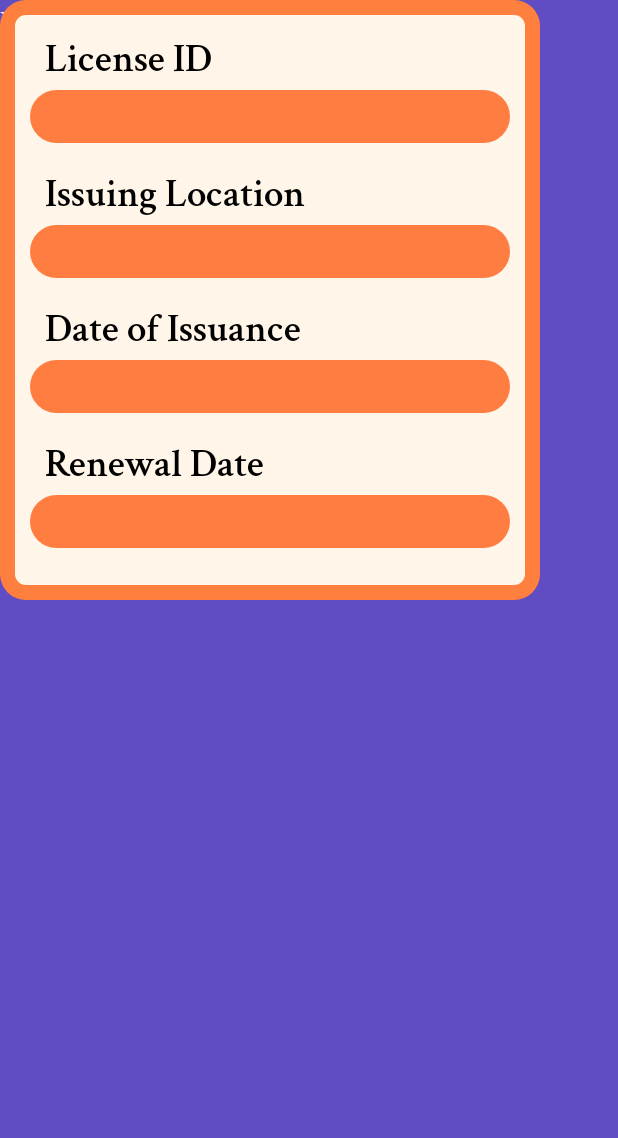
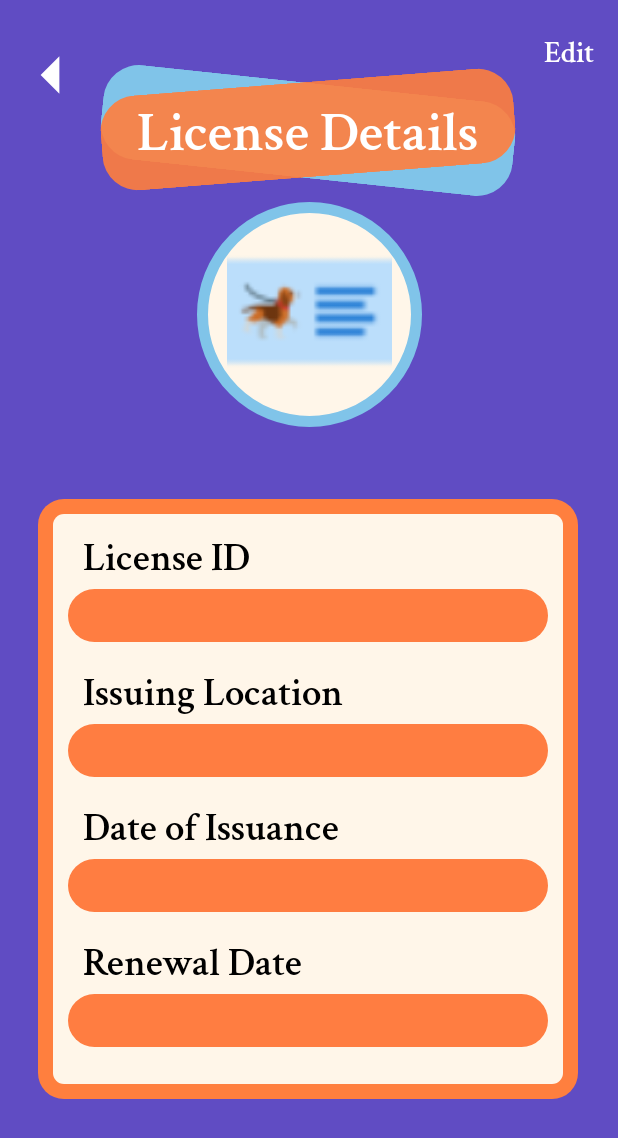
Before and after one commit to Dashersd/Pet-Care-App, an Android app: the license_detailsActivity screen opened directly, with no data from a screen before it, on a phone screen of 412 x 824 dp. Shown: the top 1138 px of the screen. Run offline under Robolectric (Android 15) with nearby library versions, the light colour scheme and no system bars.

Commit message:
UI connecting

```diff
--- a/app/src/main/java/com/example/petcareapp/edit_licenseActivity.java
+++ b/app/src/main/java/com/example/petcareapp/edit_licenseActivity.java
@@ -1,6 +1,8 @@
 package com.example.petcareapp;
 
+import android.content.Intent;
 import android.os.Bundle;
+import android.widget.ImageView;
 
 import androidx.activity.EdgeToEdge;
 import androidx.appcompat.app.AppCompatActivity;
@@ -20,5 +22,11 @@ public class edit_licenseActivity extends AppCompatActivity {
             v.setPadding(systemBars.left, systemBars.top, systemBars.right, systemBars.bottom);
             return insets;
         });
+        // Set up leftArrow to open DashboardActivity
+        ImageView leftArrow = findViewById(R.id.leftArrow);
+        leftArrow.setOnClickListener(v -> {
+            Intent intent = new Intent(edit_licenseActivity.this, license_detailsActivity.class);
+            startActivity(intent);
+        });
     }
 }
--- a/app/src/main/java/com/example/petcareapp/license_detailsActivity.java
+++ b/app/src/main/java/com/example/petcareapp/license_detailsActivity.java
@@ -1,6 +1,9 @@
 package com.example.petcareapp;
 
+import android.content.Intent;
 import android.os.Bundle;
+import android.widget.ImageView;
+import android.widget.TextView;
 
 import androidx.activity.EdgeToEdge;
 import androidx.appcompat.app.AppCompatActivity;
@@ -20,5 +23,17 @@ public class license_detailsActivity extends AppCompatActivity {
             v.setPadding(systemBars.left, systemBars.top, systemBars.right, systemBars.bottom);
             return insets;
         });
+        // Set up leftArrow to open DashboardActivity
+        ImageView leftArrow = findViewById(R.id.leftArrow);
+        leftArrow.setOnClickListener(v -> {
+            Intent intent = new Intent(license_detailsActivity.this, pet_profileActivity.class);
+            startActivity(intent);
+        });
+        // Set up textView47 to open EditPetActivity
+        TextView textView47 = findViewById(R.id.textView47);
+        textView47.setOnClickListener(v -> {
+            Intent intent = new Intent(license_detailsActivity.this, edit_licenseActivity.class);
+            startActivity(intent);
+        });
     }
 }
--- a/app/src/main/java/com/example/petcareapp/pet_profileActivity.java
+++ b/app/src/main/java/com/example/petcareapp/pet_profileActivity.java
@@ -52,5 +52,11 @@ public class pet_profileActivity extends AppCompatActivity {
             Intent intent = new Intent(pet_profileActivity.this, insurance_detailsActivity.class);
             startActivity(intent);
         });
+        // Set up button to open PetDetailsActivity
+        Button buttonLicense= findViewById(R.id.buttonLicense);
+        buttonLicense .setOnClickListener(v -> {
+            Intent intent = new Intent(pet_profileActivity.this, license_detailsActivity.class);
+            startActivity(intent);
+        });
     }
 }
--- a/app/src/main/res/layout/activity_license_details.xml
+++ b/app/src/main/res/layout/activity_license_details.xml
@@ -10,32 +10,37 @@
     tools:context=".license_detailsActivity">
 
     <!-- Left Arrow Image -->
+
+    <!-- Edit Text -->
+
+
     <ImageView
         android:id="@+id/leftArrow"
         android:layout_width="100dp"
         android:layout_height="100dp"
         android:contentDescription="@string/back"
         android:src="@drawable/left_arrow_white"
+        app:layout_constraintStart_toStartOf="parent"
         app:layout_constraintTop_toTopOf="parent"
-        app:layout_constraintStart_toStartOf="parent"
         tools:ignore="MissingConstraints" />
 
-    <!-- Edit Text -->
     <TextView
         android:id="@+id/textView47"
         android:layout_width="wrap_content"
         android:layout_height="wrap_content"
+        android:layout_marginTop="20dp"
+        android:layout_marginEnd="16dp"
         android:fontFamily="@font/crimson_text_semibold"
         android:gravity="center"
         android:text="@string/edit"
         android:textColor="#FFFFFF"
         android:textSize="20sp"
-        tools:ignore="MissingConstraints"
-        tools:layout_editor_absoluteX="361dp"
-        tools:layout_editor_absoluteY="29dp" />
-
+        app:layout_constraintEnd_toEndOf="parent"
+        app:layout_constraintTop_toTopOf="parent"
+        tools:ignore="MissingConstraints" />
 
     <View
+        android:id="@+id/view9"
         android:layout_width="276dp"
         android:layout_height="63dp"
         android:layout_margin="16dp"
@@ -78,13 +83,15 @@
         app:layout_constraintTop_toTopOf="parent" />
 
     <FrameLayout
+        android:id="@+id/frameLayout4"
         android:layout_width="150dp"
         android:layout_height="150dp"
         android:layout_margin="16dp"
         android:background="@drawable/circle_with_border"
-        tools:ignore="MissingConstraints"
-        tools:layout_editor_absoluteX="130dp"
-        tools:layout_editor_absoluteY="144dp" >
+        app:layout_constraintEnd_toEndOf="parent"
+        app:layout_constraintStart_toStartOf="parent"
+        app:layout_constraintTop_toBottomOf="@+id/view9"
+        tools:ignore="MissingConstraints">
 
         <ImageView
             android:id="@+id/cat_footprint"
@@ -100,33 +107,36 @@
     <FrameLayout
         android:layout_width="360dp"
         android:layout_height="400dp"
+        android:layout_marginTop="48dp"
         android:background="@drawable/rectangle_with_border"
-        tools:ignore="MissingConstraints"
-        tools:layout_editor_absoluteX="27dp"
-        tools:layout_editor_absoluteY="309dp">
+        app:layout_constraintEnd_toEndOf="parent"
+        app:layout_constraintHorizontal_bias="0.49"
+        app:layout_constraintStart_toStartOf="parent"
+        app:layout_constraintTop_toBottomOf="@+id/frameLayout4"
+        tools:ignore="MissingConstraints">
 
 
         <TextView
             android:id="@+id/textView48"
             android:layout_width="wrap_content"
             android:layout_height="wrap_content"
+            android:layout_gravity="start"
+            android:layout_marginStart="10dp"
             android:layout_marginTop="20dp"
-            android:layout_marginStart="10dp"
             android:fontFamily="@font/crimson_text_semibold"
             android:gravity="center"
+            android:paddingStart="20dp"
             android:text="@string/license_id"
             android:textColor="#000000"
             android:textSize="26sp"
-            android:layout_gravity="start"
-            android:paddingStart="20dp"
             tools:ignore="RtlSymmetry" />
 
         <EditText
             android:layout_width="320dp"
             android:layout_height="35dp"
             android:layout_gravity="start"
+            android:layout_marginStart="20dp"
             android:layout_marginTop="60dp"
-            android:layout_marginStart="20dp"
             android:autofillHints=""
             android:background="@drawable/round_background4"
             android:fontFamily="@font/crimson_text_semibold"
@@ -140,23 +150,23 @@
             android:id="@+id/textView52"
             android:layout_width="wrap_content"
             android:layout_height="wrap_content"
+            android:layout_gravity="start"
+            android:layout_marginStart="10dp"
             android:layout_marginTop="110dp"
-            android:layout_marginStart="10dp"
             android:fontFamily="@font/crimson_text_semibold"
             android:gravity="center"
+            android:paddingStart="20dp"
             android:text="@string/issuing_location"
             android:textColor="#000000"
             android:textSize="26sp"
-            android:layout_gravity="start"
-            android:paddingStart="20dp"
             tools:ignore="RtlSymmetry" />
 
         <EditText
             android:layout_width="320dp"
             android:layout_height="35dp"
             android:layout_gravity="start"
+            android:layout_marginStart="20dp"
             android:layout_marginTop="150dp"
-            android:layout_marginStart="20dp"
             android:autofillHints=""
             android:background="@drawable/round_background4"
             android:fontFamily="@font/crimson_text_semibold"
@@ -170,23 +180,23 @@
             android:id="@+id/textView58"
             android:layout_width="wrap_content"
             android:layout_height="wrap_content"
+            android:layout_gravity="start"
+            android:layout_marginStart="10dp"
             android:layout_marginTop="200dp"
-            android:layout_marginStart="10dp"
             android:fontFamily="@font/crimson_text_semibold"
             android:gravity="center"
+            android:paddingStart="20dp"
             android:text="@string/date_of_issuance"
             android:textColor="#000000"
             android:textSize="26sp"
-            android:layout_gravity="start"
-            android:paddingStart="20dp"
             tools:ignore="RtlSymmetry" />
 
         <EditText
             android:layout_width="320dp"
             android:layout_height="35dp"
             android:layout_gravity="start"
+            android:layout_marginStart="20dp"
             android:layout_marginTop="240dp"
-            android:layout_marginStart="20dp"
             android:autofillHints=""
             android:background="@drawable/round_background4"
             android:fontFamily="@font/crimson_text_semibold"
@@ -200,23 +210,23 @@
             android:id="@+id/textView59"
             android:layout_width="wrap_content"
             android:layout_height="wrap_content"
+            android:layout_gravity="start"
+            android:layout_marginStart="10dp"
             android:layout_marginTop="290dp"
-            android:layout_marginStart="10dp"
             android:fontFamily="@font/crimson_text_semibold"
             android:gravity="center"
+            android:paddingStart="20dp"
             android:text="@string/renewal_date"
             android:textColor="#000000"
             android:textSize="26sp"
-            android:layout_gravity="start"
-            android:paddingStart="20dp"
             tools:ignore="RtlSymmetry" />
 
         <EditText
             android:layout_width="320dp"
             android:layout_height="35dp"
             android:layout_gravity="start"
+            android:layout_marginStart="20dp"
             android:layout_marginTop="330dp"
-            android:layout_marginStart="20dp"
             android:autofillHints=""
             android:background="@drawable/round_background4"
             android:fontFamily="@font/crimson_text_semibold"
```
